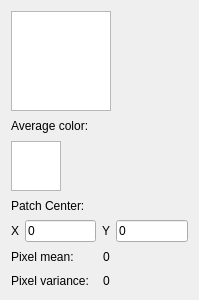
daviddoria/InteractivePatchComparison, file PatchInfoWidget.ui: the form before one commit.
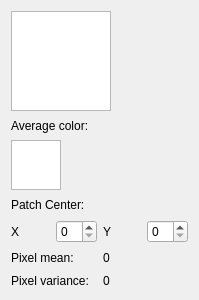
The form after the commit.

Commit message: Change lineEdits to spinBoxes. This is nice because we can move around the patches with arrows instead of typing each position manually.

```diff
--- a/PatchInfoWidget.ui
+++ b/PatchInfoWidget.ui
@@ -58,11 +58,7 @@
       </widget>
      </item>
      <item>
-      <widget class="QLineEdit" name="txtXCenter">
-       <property name="text">
-        <string>0</string>
-       </property>
-      </widget>
+      <widget class="QSpinBox" name="spinXCenter"/>
      </item>
      <item>
       <widget class="QLabel" name="label_6">
@@ -72,11 +68,7 @@
       </widget>
      </item>
      <item>
-      <widget class="QLineEdit" name="txtYCenter">
-       <property name="text">
-        <string>0</string>
-       </property>
-      </widget>
+      <widget class="QSpinBox" name="spinYCenter"/>
      </item>
     </layout>
    </item>
```
The commit also changes 8 other files.
